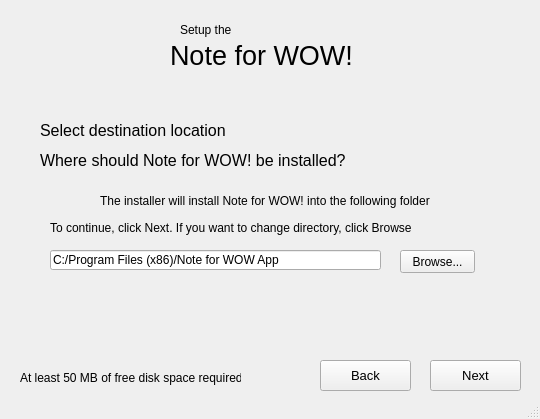
Above: PTI/SPCK/GUI/Setup1.ui from GreenSystemDuy08/TL-C4K-PTI01 before the change. Below: the same form after it.
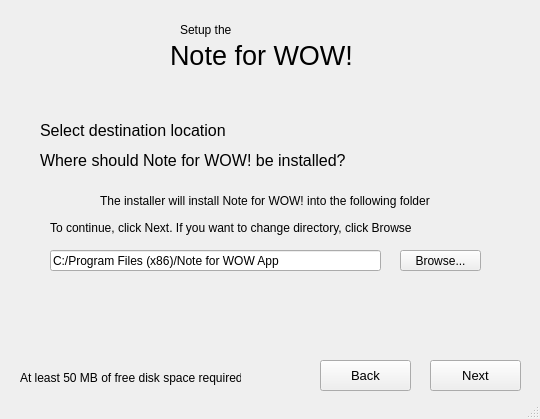
That is the form after the change. Icons and pictures are not drawn.

```diff
--- a/PTI/SPCK/GUI/Setup1.ui
+++ b/PTI/SPCK/GUI/Setup1.ui
@@ -159,7 +159,7 @@
       <x>50</x>
       <y>250</y>
       <width>331</width>
-      <height>20</height>
+      <height>21</height>
      </rect>
     </property>
     <property name="text">
@@ -174,8 +174,8 @@
      <rect>
       <x>400</x>
       <y>250</y>
-      <width>75</width>
-      <height>23</height>
+      <width>81</width>
+      <height>21</height>
      </rect>
     </property>
     <property name="text">
```
Left out of the diff: 2 changed lines with no effect on the pictures.
